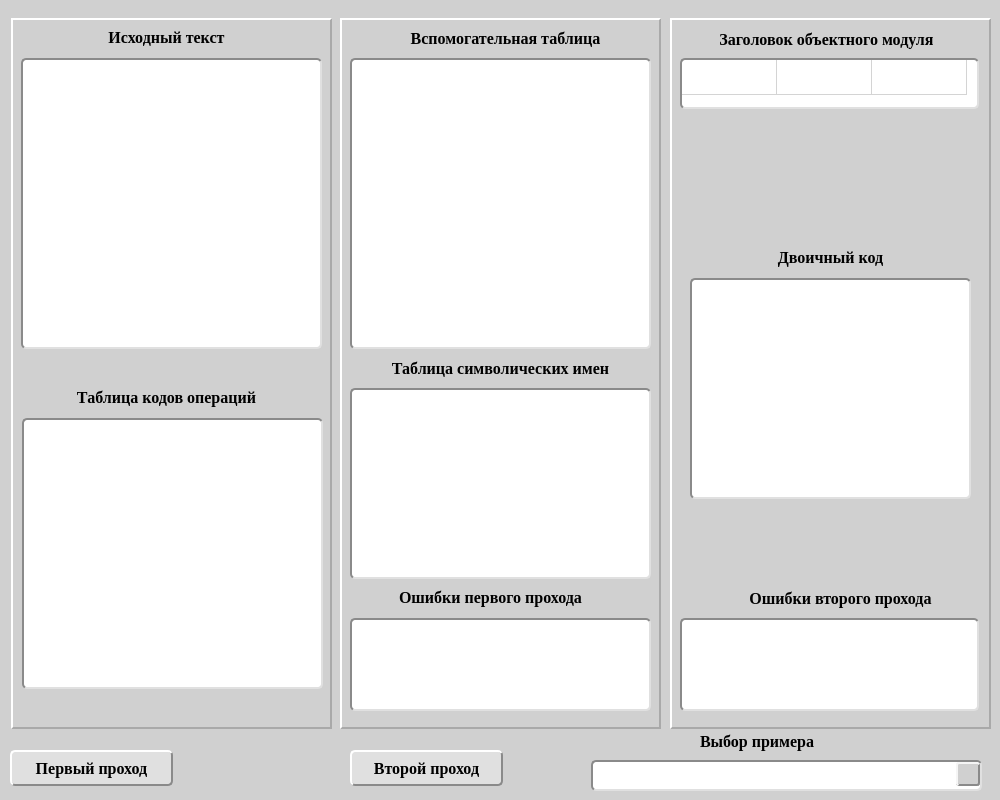
This is 7th-semester/System Programming/Laba1/mainwindow.ui in ImmortalAbode/uni-assignments as Qt 5 draws it before an edit. The edited form follows.
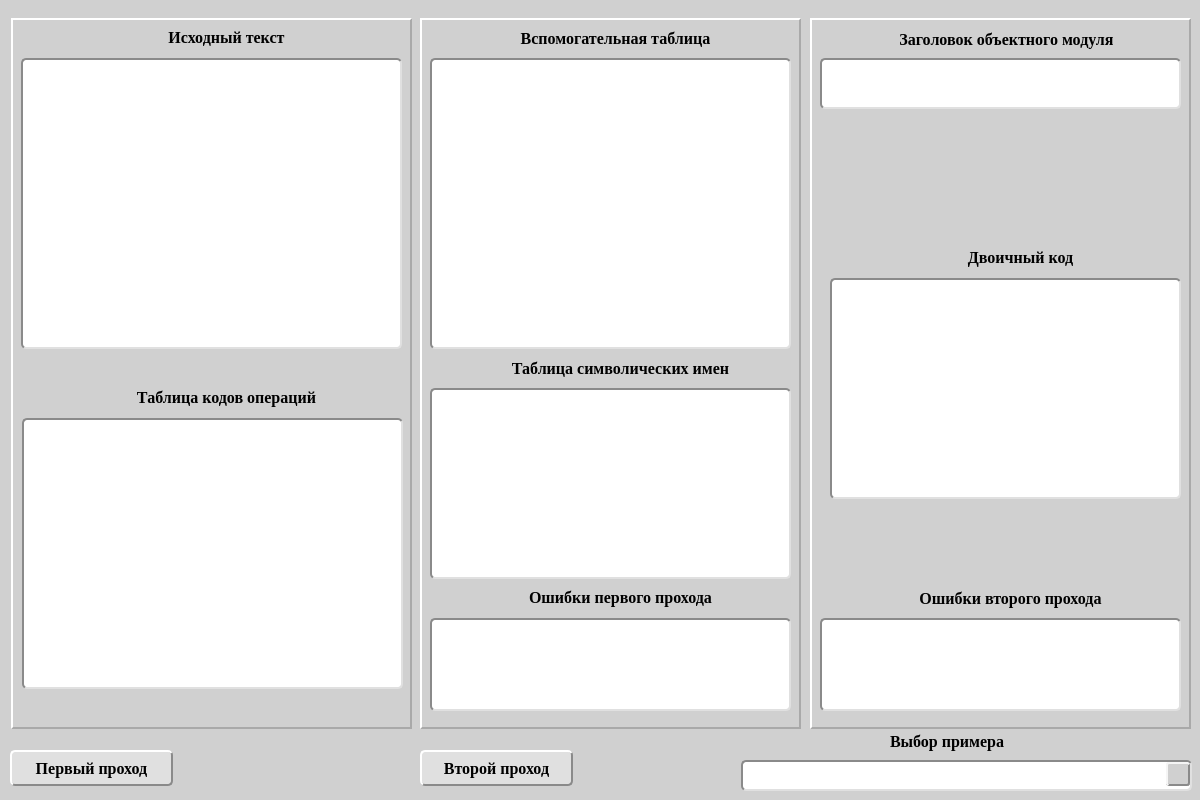
This is the edited form. Icons and pictures are not drawn.

```diff
--- a/7th-semester/System Programming/Laba1/mainwindow.ui
+++ b/7th-semester/System Programming/Laba1/mainwindow.ui
@@ -12,19 +12,19 @@
    <rect>
     <x>0</x>
     <y>0</y>
-    <width>1000</width>
+    <width>1200</width>
     <height>800</height>
    </rect>
   </property>
   <property name="minimumSize">
    <size>
-    <width>1000</width>
+    <width>1200</width>
     <height>800</height>
    </size>
   </property>
   <property name="maximumSize">
    <size>
-    <width>1000</width>
+    <width>1200</width>
     <height>800</height>
    </size>
   </property>
@@ -108,7 +108,7 @@
    <widget class="QPushButton" name="second_pass_pushButton">
     <property name="geometry">
      <rect>
-      <x>350</x>
+      <x>420</x>
       <y>750</y>
       <width>153</width>
       <height>36</height>
@@ -153,7 +153,7 @@
    <widget class="QLabel" name="choice_example_label">
     <property name="geometry">
      <rect>
-      <x>700</x>
+      <x>890</x>
       <y>730</y>
       <width>142</width>
       <height>22</height>
@@ -182,9 +182,9 @@
    <widget class="QComboBox" name="choice_example_comboBox">
     <property name="geometry">
      <rect>
-      <x>591</x>
+      <x>741</x>
       <y>760</y>
-      <width>391</width>
+      <width>451</width>
       <height>31</height>
      </rect>
     </property>
@@ -267,7 +267,7 @@
      <rect>
       <x>11</x>
       <y>18</y>
-      <width>321</width>
+      <width>401</width>
       <height>711</height>
      </rect>
     </property>
@@ -289,7 +289,7 @@
     <widget class="QLabel" name="table_operation_codes_label">
      <property name="geometry">
       <rect>
-       <x>30</x>
+       <x>90</x>
        <y>370</y>
        <width>251</width>
        <height>19</height>
@@ -325,7 +325,7 @@
       <rect>
        <x>11</x>
        <y>400</y>
-       <width>301</width>
+       <width>381</width>
        <height>271</height>
       </rect>
      </property>
@@ -340,7 +340,7 @@
 }
 
 QTableWidget::item:selected {
-    background-color: rgb(0, 0, 113);
+    background-color: rgb(6, 194, 223);
 	border: none;
 	border-radius: 0px;
 }
@@ -363,10 +363,10 @@
       <bool>false</bool>
      </attribute>
      <attribute name="horizontalHeaderMinimumSectionSize">
-      <number>95</number>
+      <number>120</number>
      </attribute>
      <attribute name="horizontalHeaderDefaultSectionSize">
-      <number>95</number>
+      <number>120</number>
      </attribute>
      <attribute name="horizontalHeaderHighlightSections">
       <bool>false</bool>
@@ -389,7 +389,7 @@
       <rect>
        <x>10</x>
        <y>40</y>
-       <width>301</width>
+       <width>381</width>
        <height>291</height>
       </rect>
      </property>
@@ -420,7 +420,7 @@
     <widget class="QLabel" name="source_text_label">
      <property name="geometry">
       <rect>
-       <x>70</x>
+       <x>130</x>
        <y>10</y>
        <width>171</width>
        <height>19</height>
@@ -449,9 +449,9 @@
    <widget class="QWidget" name="widget_2" native="true">
     <property name="geometry">
      <rect>
-      <x>340</x>
+      <x>420</x>
       <y>18</y>
-      <width>321</width>
+      <width>381</width>
       <height>711</height>
      </rect>
     </property>
@@ -473,7 +473,7 @@
     <widget class="QLabel" name="auxiliary_table_label">
      <property name="geometry">
       <rect>
-       <x>40</x>
+       <x>70</x>
        <y>10</y>
        <width>251</width>
        <height>20</height>
@@ -509,7 +509,7 @@
       <rect>
        <x>10</x>
        <y>40</y>
-       <width>301</width>
+       <width>361</width>
        <height>291</height>
       </rect>
      </property>
@@ -530,7 +530,7 @@
 }
 
 QTableWidget::item:selected {
-    background-color: rgb(0, 0, 113);
+    background-color: rgb(6, 194, 223);
 }
 </string>
      </property>
@@ -562,10 +562,10 @@
       <bool>false</bool>
      </attribute>
      <attribute name="horizontalHeaderMinimumSectionSize">
-      <number>75</number>
+      <number>85</number>
      </attribute>
      <attribute name="horizontalHeaderDefaultSectionSize">
-      <number>75</number>
+      <number>85</number>
      </attribute>
      <attribute name="horizontalHeaderHighlightSections">
       <bool>false</bool>
@@ -586,7 +586,7 @@
     <widget class="QLabel" name="table_symbolic_names_label">
      <property name="geometry">
       <rect>
-       <x>10</x>
+       <x>50</x>
        <y>340</y>
        <width>301</width>
        <height>20</height>
@@ -622,7 +622,7 @@
       <rect>
        <x>10</x>
        <y>370</y>
-       <width>301</width>
+       <width>361</width>
        <height>191</height>
       </rect>
      </property>
@@ -643,7 +643,7 @@
 }
 
 QTableWidget::item:selected {
-    background-color: rgb(0, 0, 113);
+    background-color: rgb(6, 194, 223);
 }
 </string>
      </property>
@@ -669,10 +669,10 @@
       <bool>false</bool>
      </attribute>
      <attribute name="horizontalHeaderMinimumSectionSize">
-      <number>125</number>
+      <number>170</number>
      </attribute>
      <attribute name="horizontalHeaderDefaultSectionSize">
-      <number>125</number>
+      <number>170</number>
      </attribute>
      <attribute name="horizontalHeaderHighlightSections">
       <bool>false</bool>
@@ -698,7 +698,7 @@
       <rect>
        <x>10</x>
        <y>600</y>
-       <width>301</width>
+       <width>361</width>
        <height>93</height>
       </rect>
      </property>
@@ -730,7 +730,7 @@
     <widget class="QLabel" name="first_pass_errors_label">
      <property name="geometry">
       <rect>
-       <x>10</x>
+       <x>60</x>
        <y>570</y>
        <width>281</width>
        <height>19</height>
@@ -765,9 +765,9 @@
    <widget class="QWidget" name="widget_3" native="true">
     <property name="geometry">
      <rect>
-      <x>670</x>
+      <x>810</x>
       <y>18</y>
-      <width>321</width>
+      <width>381</width>
       <height>711</height>
      </rect>
     </property>
@@ -791,7 +791,7 @@
       <rect>
        <x>10</x>
        <y>600</y>
-       <width>299</width>
+       <width>361</width>
        <height>93</height>
       </rect>
      </property>
@@ -822,7 +822,7 @@
     <widget class="QLabel" name="second_pass_errors_label">
      <property name="geometry">
       <rect>
-       <x>50</x>
+       <x>80</x>
        <y>570</y>
        <width>241</width>
        <height>20</height>
@@ -852,7 +852,7 @@
       <rect>
        <x>20</x>
        <y>260</y>
-       <width>281</width>
+       <width>351</width>
        <height>221</height>
       </rect>
      </property>
@@ -879,7 +879,7 @@
     <widget class="QLabel" name="binary_code_label">
      <property name="geometry">
       <rect>
-       <x>70</x>
+       <x>120</x>
        <y>230</y>
        <width>181</width>
        <height>19</height>
@@ -909,7 +909,7 @@
       <rect>
        <x>10</x>
        <y>40</y>
-       <width>299</width>
+       <width>361</width>
        <height>51</height>
       </rect>
      </property>
@@ -924,7 +924,7 @@
 }
 
 QTableWidget::item:selected {
-    background-color: rgb(0, 0, 113);
+    background-color: rgb(6, 194, 223);
 }</string>
      </property>
      <property name="verticalScrollBarPolicy">
@@ -949,19 +949,19 @@
       <bool>true</bool>
      </property>
      <property name="rowCount">
-      <number>1</number>
+      <number>0</number>
      </property>
      <property name="columnCount">
-      <number>3</number>
+      <number>0</number>
      </property>
      <attribute name="horizontalHeaderVisible">
       <bool>false</bool>
      </attribute>
      <attribute name="horizontalHeaderMinimumSectionSize">
-      <number>95</number>
+      <number>115</number>
      </attribute>
      <attribute name="horizontalHeaderDefaultSectionSize">
-      <number>95</number>
+      <number>115</number>
      </attribute>
      <attribute name="horizontalHeaderHighlightSections">
       <bool>false</bool>
@@ -978,15 +978,11 @@
      <attribute name="verticalHeaderHighlightSections">
       <bool>false</bool>
      </attribute>
-     <row/>
-     <column/>
-     <column/>
-     <column/>
     </widget>
     <widget class="QLabel" name="object_module_header_label">
      <property name="geometry">
       <rect>
-       <x>20</x>
+       <x>60</x>
        <y>10</y>
        <width>273</width>
        <height>22</height>
```
